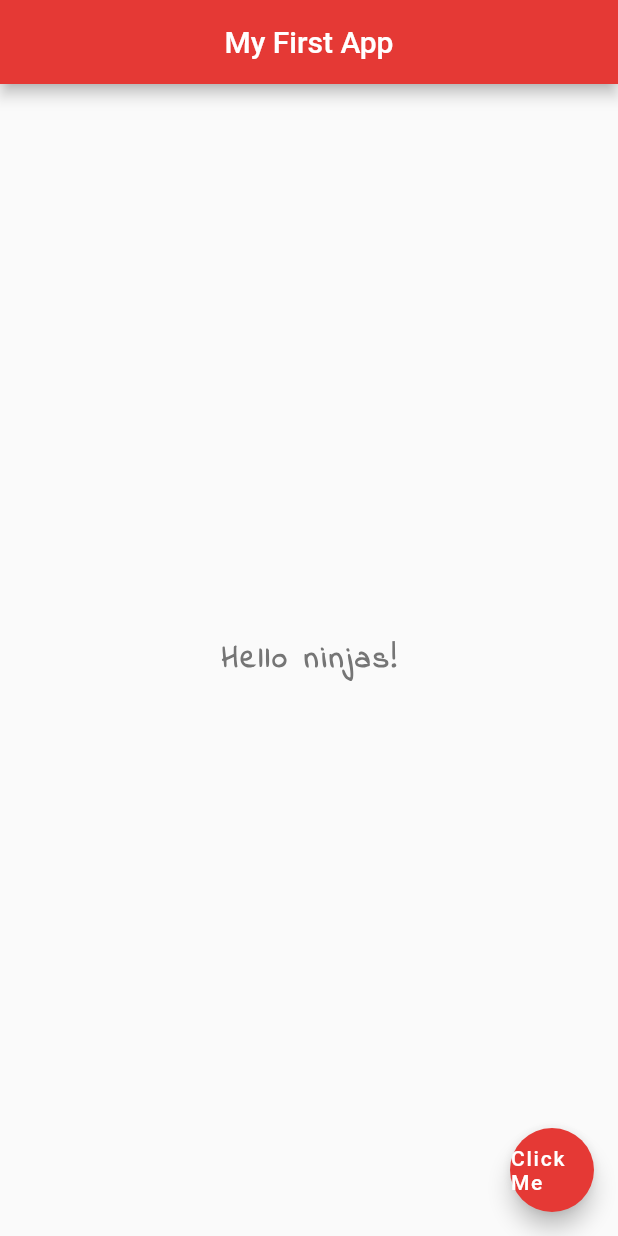
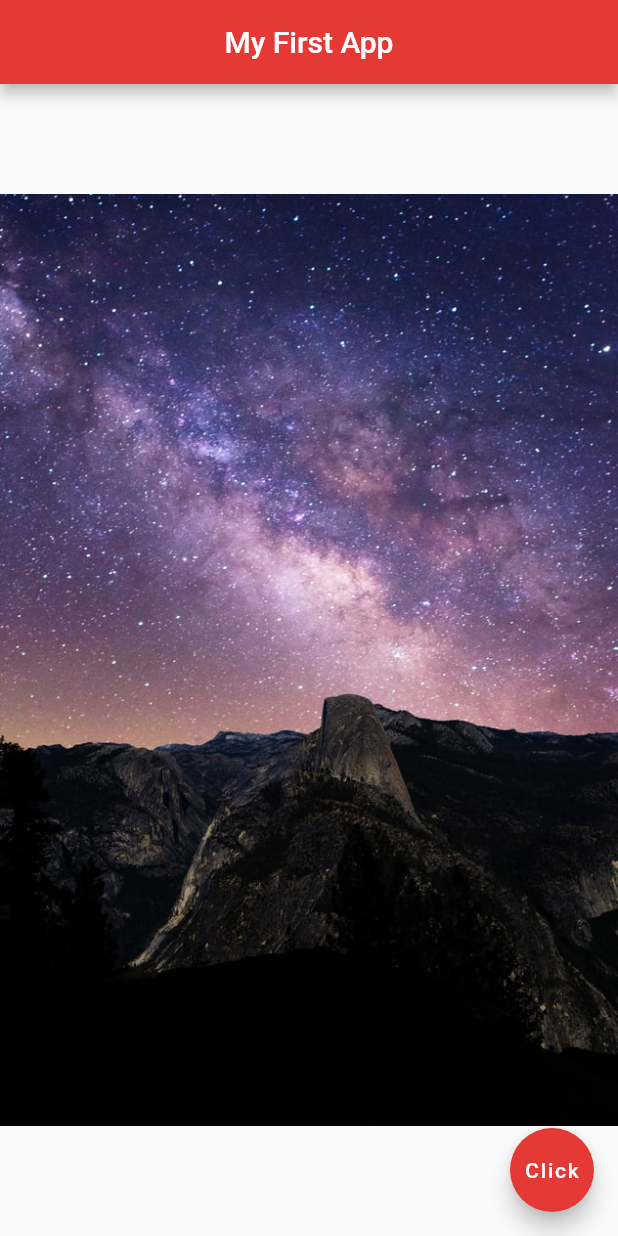
Before and after one commit to jonathanpperry/flutter-training, a Flutter app: the screen it shows after launch, on a phone screen of 412 x 824 dp. Run offline on Flutter 3.47's test engine with Material 2 defaults, Android fonts, the phone set to English and light mode, and no system bars.

Commit message:
Finished part 8 - images and assets

```diff
--- a/lib/main.dart
+++ b/lib/main.dart
@@ -11,20 +11,10 @@ class Home extends StatelessWidget {
         centerTitle: true,
         backgroundColor: Colors.red[600],
       ),
-      body: Center(
-        child: Text(
-          "Hello ninjas!",
-          style: TextStyle(
-              fontSize: 20.0,
-              fontWeight: FontWeight.bold,
-              letterSpacing: 2.0,
-              color: Colors.grey[600],
-              fontFamily: "IndieFlower"),
-        ),
-      ),
+      body: Center(child: Image.asset("assets/space1.jpg")),
       floatingActionButton: FloatingActionButton(
         onPressed: () {},
-        child: Text("Click Me"),
+        child: Text("Click"),
         backgroundColor: Colors.red[600],
       ),
     );
--- a/pubspec.yaml
+++ b/pubspec.yaml
@@ -45,9 +45,8 @@ flutter:
   uses-material-design: true
 
   # To add assets to your application, add an assets section, like this:
-  # assets:
-  #   - images/a_dot_burr.jpeg
-  #   - images/a_dot_ham.jpeg
+  assets:
+     - assets/
 
   # An image asset can refer to one or more resolution-specific "variants", see
   # https://flutter.dev/assets-and-images/#resolution-aware.
```
Also changed, not shown: assets/space1.jpg (added), assets/space2.jpg (added), assets/space3.jpg (added).
